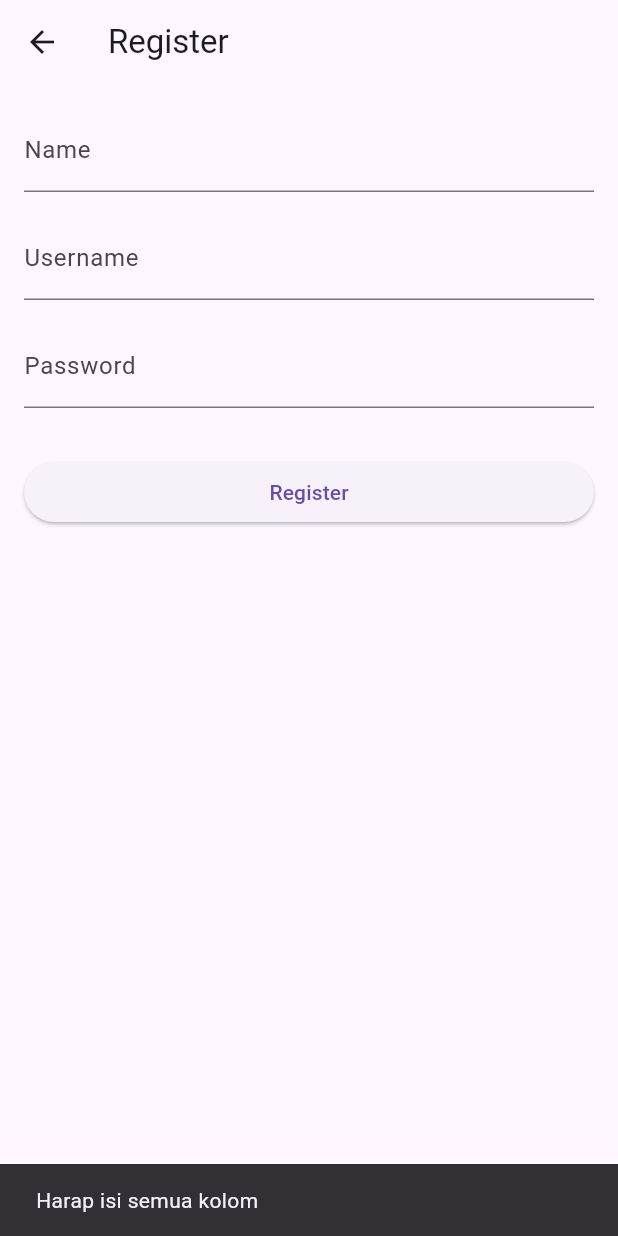
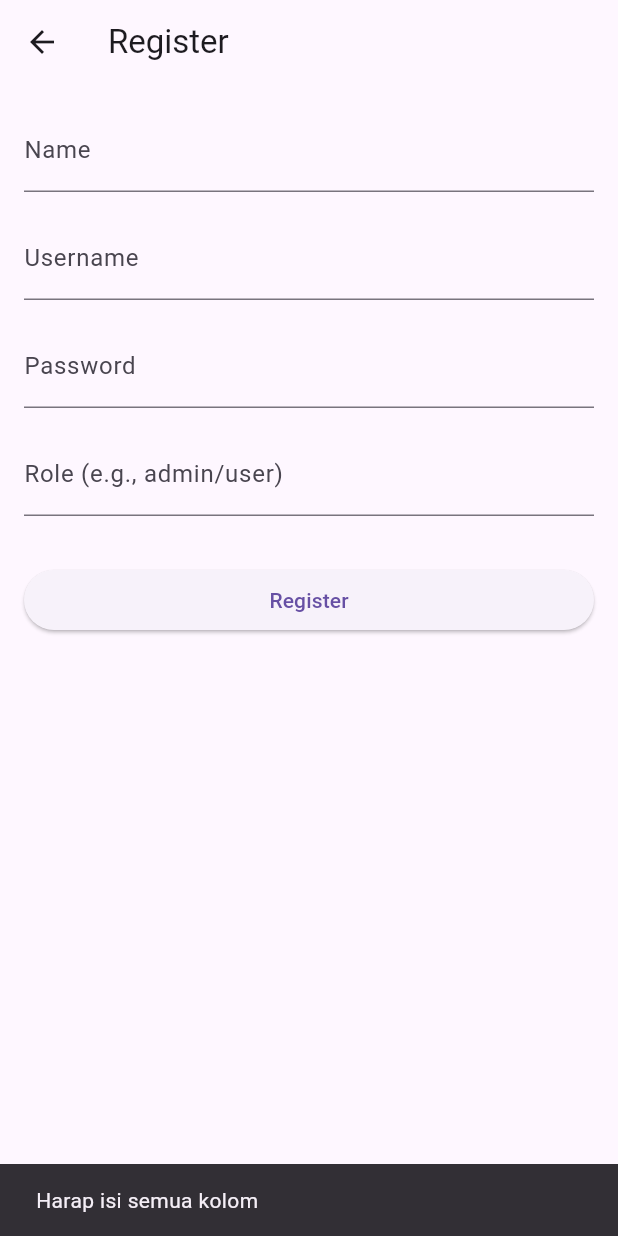
Before and after one commit to ardiansetya/UAS-Flutter, a Flutter app: the RegisterScreen screen opened by its route, after a tap on "Register", on a phone screen of 412 x 824 dp. Run offline on Flutter 3.47's test engine with Material 3 defaults, Android fonts, the phone set to English and light mode, and no system bars; our stand-ins replace shared_preferences; accounts and stored records are empty.

```diff
--- a/lib/screens/register_screen.dart
+++ b/lib/screens/register_screen.dart
@@ -10,18 +10,20 @@ class RegisterScreen extends StatefulWidget {
 }
 
 class _RegisterScreenState extends State<RegisterScreen> {
-  final _nameController =
-      TextEditingController(); // Mengganti roleController dengan nameController
+  final _nameController = TextEditingController();
   final _usernameController = TextEditingController();
   final _passwordController = TextEditingController();
+  final _roleController =
+      TextEditingController(); // Menambahkan controller untuk role
   final ApiService _apiService = ApiService();
 
   void _register() async {
-    final name = _nameController.text.trim(); // Mengambil nama
+    final name = _nameController.text.trim();
     final username = _usernameController.text.trim();
     final password = _passwordController.text.trim();
+    final role = _roleController.text.trim(); // Mengambil role
 
-    if (name.isEmpty || username.isEmpty || password.isEmpty) {
+    if (name.isEmpty || username.isEmpty || password.isEmpty || role.isEmpty) {
       ScaffoldMessenger.of(context).showSnackBar(
         const SnackBar(content: Text('Harap isi semua kolom')),
       );
@@ -29,9 +31,9 @@ class _RegisterScreenState extends State<RegisterScreen> {
     }
 
     try {
-      print('Mencoba mendaftar dengan: $name, $username');
-      final success = await _apiService.registerUser(
-          name, username, password); // Mengirim name, username, dan password
+      print('Mencoba mendaftar dengan: $name, $username, $role');
+      final success = await _apiService.registerUser(name, username, password,
+          role); // Mengirim name, username, password, dan role
       if (success) {
         ScaffoldMessenger.of(context).showSnackBar(
           const SnackBar(content: Text('Registrasi berhasil')),
@@ -56,9 +58,8 @@ class _RegisterScreenState extends State<RegisterScreen> {
           crossAxisAlignment: CrossAxisAlignment.stretch,
           children: [
             TextField(
-              controller: _nameController, // Menggunakan nameController
-              decoration:
-                  const InputDecoration(labelText: 'Name'), // Mengganti label
+              controller: _nameController,
+              decoration: const InputDecoration(labelText: 'Name'),
             ),
             const SizedBox(height: 16),
             TextField(
@@ -71,6 +72,12 @@ class _RegisterScreenState extends State<RegisterScreen> {
               decoration: const InputDecoration(labelText: 'Password'),
               obscureText: true,
             ),
+            const SizedBox(height: 16),
+            TextField(
+              controller: _roleController, // Input untuk role
+              decoration:
+                  const InputDecoration(labelText: 'Role (e.g., admin/user)'),
+            ),
             const SizedBox(height: 32),
             ElevatedButton(
               onPressed: _register,
--- a/lib/services/api_service.dart
+++ b/lib/services/api_service.dart
@@ -66,7 +66,7 @@ class ApiService {
 
   // Mendaftar pengguna baru
   Future<bool> registerUser(
-      String name, String username, String password) async {
+      String name, String username, String password, String role) async {
     final response = await _makeRequest(
       'POST',
       '/api/users',
@@ -74,6 +74,7 @@ class ApiService {
         'name': name, // Mengirim name
         'username': username, // Mengirim username
         'password': password, // Mengirim password
+        'role': role, // Mengirim role
       },
     );
 
```
